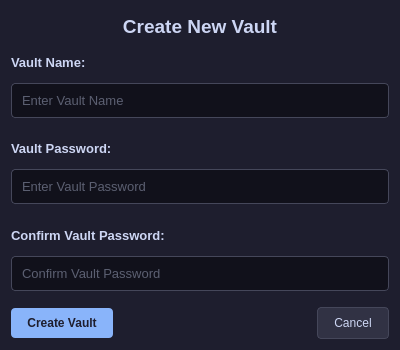
Before: the Qt Designer form SiriusVaultGUI/src/dialog_create_vault.ui in Ghospicer/SiriusVault, drawn with Qt 5.
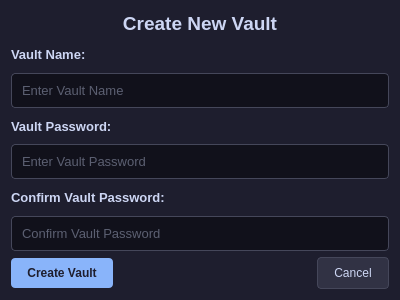
After: the same form once the commit is applied. Icons and pictures are not drawn.

Diff of the .ui file:
```diff
--- a/SiriusVaultGUI/src/dialog_create_vault.ui
+++ b/SiriusVaultGUI/src/dialog_create_vault.ui
@@ -7,9 +7,15 @@
     <x>0</x>
     <y>0</y>
     <width>400</width>
-    <height>350</height>
+    <height>300</height>
    </rect>
   </property>
+  <property name="minimumSize">
+   <size>
+    <width>0</width>
+    <height>284</height>
+   </size>
+  </property>
   <property name="maximumSize">
    <size>
     <width>400</width>
@@ -72,7 +78,6 @@
     color: #a6adc8;
     padding: 8px;
     font-size: 10pt;
-    margin-bottom: 10px;
 }
 
 QLineEdit:focus {
@@ -108,7 +113,6 @@
     color: #a6adc8;
     padding: 8px;
     font-size: 10pt;
-    margin-bottom: 10px;
 }
 
 QLineEdit:focus {
@@ -147,7 +151,6 @@
     color: #a6adc8;
     padding: 8px;
     font-size: 10pt;
-    margin-bottom: 10px;
 }
 
 QLineEdit:focus {
```
Left out of the diff: 4 changed lines with no effect on the pictures.
